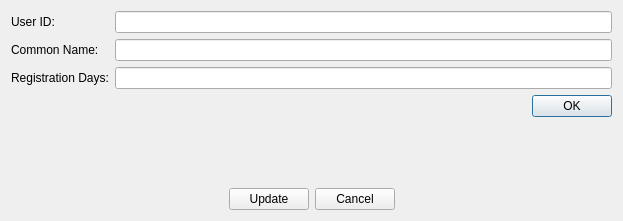
Qt form src/qt/forms/bdapupdateaccountdialog.ui (duality-solutions/Dynamic) before a commit.
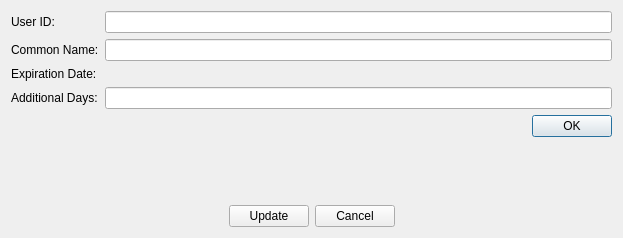
The same form after that commit. Icons and pictures are not drawn.

Commit message: [GUI Qt] Change Registration Days to Additional Days in Update User/Group dialog

What changed in the file:
```diff
--- a/src/qt/forms/bdapupdateaccountdialog.ui
+++ b/src/qt/forms/bdapupdateaccountdialog.ui
@@ -7,7 +7,7 @@
     <x>0</x>
     <y>0</y>
     <width>623</width>
-    <height>221</height>
+    <height>238</height>
    </rect>
   </property>
   <property name="windowTitle">
@@ -42,16 +42,30 @@
        <item row="1" column="1">
         <widget class="QLineEdit" name="lineEditCommonName"/>
        </item>
-       <item row="2" column="0">
+       <item row="3" column="0">
         <widget class="QLabel" name="label_3">
          <property name="text">
-          <string>Registration Days:</string>
+          <string>Additional Days:</string>
          </property>
         </widget>
        </item>
-       <item row="2" column="1">
+       <item row="3" column="1">
         <widget class="QLineEdit" name="lineEditRegistrationDays"/>
        </item>
+       <item row="2" column="0">
+        <widget class="QLabel" name="label">
+         <property name="text">
+          <string>Expiration Date:</string>
+         </property>
+        </widget>
+       </item>
+       <item row="2" column="1">
+        <widget class="QLabel" name="labelExpirationDateInfo">
+         <property name="text">
+          <string/>
+         </property>
+        </widget>
+       </item>
       </layout>
      </item>
      <item>
```
The commit also changes 2 other files.
